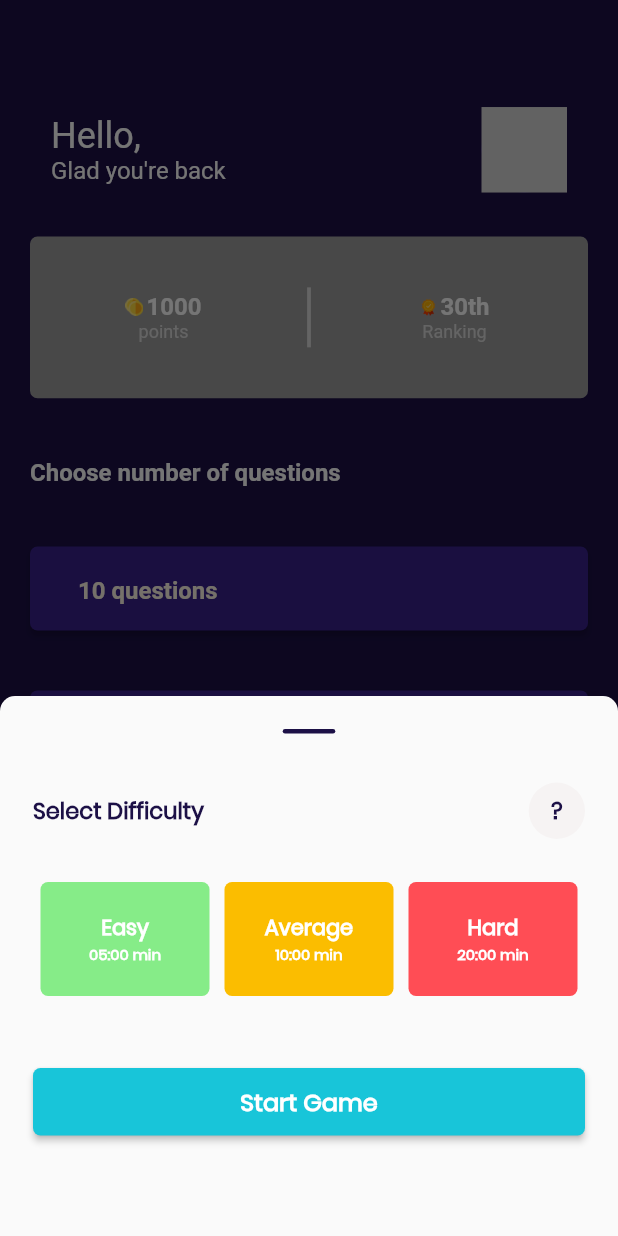
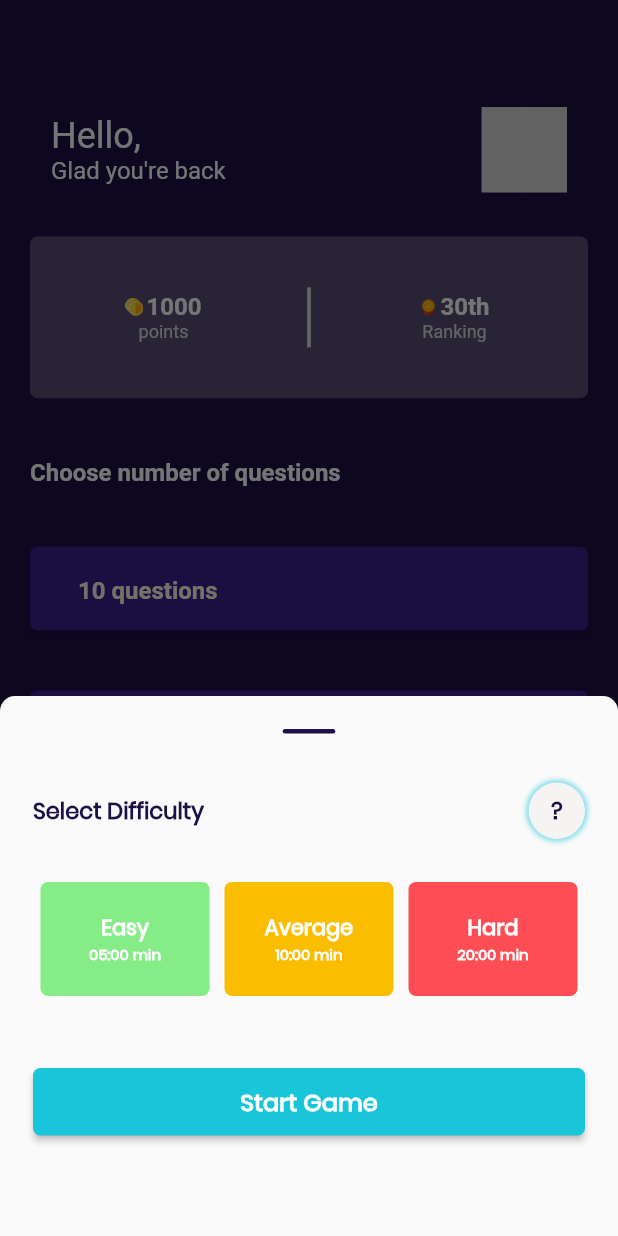
Before and after one commit to hngi/mobileforce-QuickThink, a Flutter app: the DashBoard screen opened directly with empty values, after a tap on an icon or button, on a phone screen of 412 x 824 dp. Run offline on Flutter 3.47's test engine with Material 2 defaults, Android fonts, the phone set to English and light mode, and no system bars; our stand-ins replace flutter_icons, flutter_spinkit, flutter_svg, google_fonts, hexcolor, image_picker and 2 more; accounts and stored records are empty.

Commit message:
Theming across all screens complete #88

```diff
--- a/quick_think/lib/main.dart
+++ b/quick_think/lib/main.dart
@@ -1,4 +1,5 @@
 import 'package:flutter/material.dart';
+import 'package:quickthink/screens/help.dart';
 import 'screens/splashpage.dart';
 import 'screens/onboarding_screens/first_onboard_screen.dart';
 import 'package:shared_preferences/shared_preferences.dart';
@@ -36,7 +37,7 @@ class _MyAppState extends State<MyApp> {
   Widget build(BuildContext context) {
     return MaterialApp(
       debugShowCheckedModeBanner: false,
-      title: 'Flutter Demo',
+      title: 'QuickThink',
       theme: ThemeData(
         primaryColor: Color(0xFF1C1046),
         visualDensity: VisualDensity.adaptivePlatformDensity,
--- a/quick_think/lib/screens/dashboard.dart
+++ b/quick_think/lib/screens/dashboard.dart
@@ -1,6 +1,8 @@
 import 'package:flutter/material.dart';
 import 'package:flutter_svg/svg.dart';
 import 'package:google_fonts/google_fonts.dart';
+import 'package:hexcolor/hexcolor.dart';
+import 'package:quickthink/theme/theme.dart';
 import 'package:quickthink/views/question_view.dart';
 
 class DashBoard extends StatefulWidget {
@@ -16,6 +18,7 @@ class DashBoard extends StatefulWidget {
 class _DashBoardState extends State<DashBoard> {
   int numberOfQuestions;
   String option = "easy";
+  bool light = CustomTheme.light;
 
   showDifficultyBottomSheet(BuildContext context) {
     var radius = Radius.circular(10);
@@ -38,7 +41,7 @@ class _DashBoardState extends State<DashBoard> {
                   Text(
                     "Select Difficulty",
                     style: GoogleFonts.poppins(
-                      color: Color(0xff1C1046),
+                      color: light ? Color(0xff1C1046) : Colors.white,
                       fontSize: 15,
                       fontWeight: FontWeight.w600,
                     ),
@@ -47,7 +50,16 @@ class _DashBoardState extends State<DashBoard> {
                   Container(
                     padding: EdgeInsets.all(15),
                     decoration: BoxDecoration(
-                        color: Color(0xffF6F3F3), shape: BoxShape.circle),
+                        color: Color(0xffF6F3F3),
+                        shape: BoxShape.circle,
+                      boxShadow: [
+                        BoxShadow(
+                          color: Color(0xFF18C5D9).withOpacity(0.5),
+                          spreadRadius: 2,
+                          blurRadius: 2,
+                        ),
+                      ],
+                    ),
                     child: Text(
                       "?",
                       style: GoogleFonts.poppins(
@@ -110,7 +122,7 @@ class _DashBoardState extends State<DashBoard> {
       width: 35,
       decoration: BoxDecoration(
         borderRadius: BorderRadius.circular(60),
-        color: Color(0xff1C1046),
+        color: light ? Color(0xff1C1046) : Colors.white,
       ),
     );
   }
@@ -172,8 +184,19 @@ class _DashBoardState extends State<DashBoard> {
   @override
   Widget build(BuildContext context) {
      return Scaffold(
-      backgroundColor: Color(0xff1c1046),
-      floatingActionButton: FloatingActionButton(
+      backgroundColor: light ? Color(0xff1c1046) : Hexcolor('#000000'),
+      floatingActionButton: Container(
+        decoration: BoxDecoration(
+          shape: BoxShape.circle,
+          boxShadow: [
+            BoxShadow(
+              color: Color(0xFF18C5D9).withOpacity(0.5),
+              spreadRadius: 3,
+              blurRadius: 3,
+            ),
+          ],
+        ),
+        child: FloatingActionButton(
           backgroundColor: Color(0xff18C5D9),
           onPressed: () {
             showDifficultyBottomSheet(context);
@@ -181,6 +204,7 @@ class _DashBoardState extends State<DashBoard> {
           child: Text(
             "?",
             style: TextStyle(fontSize: 24.0, fontWeight: FontWeight.w600),
+          ),
         ),
       ),
       body: Container(
@@ -234,7 +258,7 @@ class _DashBoardState extends State<DashBoard> {
                 flex: 1,
                 child: Container(
                   decoration: BoxDecoration(
-                    color: Colors.grey,
+                    color: light ? Hexcolor('#574E76') : Hexcolor('#2B2B2B'),
                     borderRadius: BorderRadius.circular(5.0),
                   ),
                   child: Row(
@@ -329,30 +353,35 @@ class _DashBoardState extends State<DashBoard> {
                       onPressed: () {
                         setState(() => numberOfQuestions = 10);
                       },
+                      light: light,
                     ),
                     QuestionSelectionCard(
                       questionNum: 20,
                       onPressed: () {
                         setState(() => numberOfQuestions = 20);
                       },
+                      light: light,
                     ),
                     QuestionSelectionCard(
                       questionNum: 30,
                       onPressed: () {
                         setState(() => numberOfQuestions = 30);
                       },
+                      light: light,
                     ),
                     QuestionSelectionCard(
                       questionNum: 40,
                       onPressed: () {
                         setState(() => numberOfQuestions = 40);
                       },
+                      light: light,
                     ),
                     QuestionSelectionCard(
                       questionNum: 50,
                       onPressed: () {
                         setState(() => numberOfQuestions = 50);
                       },
+                      light: light,
                     )
                   ],
                 ),
@@ -368,14 +397,15 @@ class _DashBoardState extends State<DashBoard> {
 class QuestionSelectionCard extends StatelessWidget {
   final questionNum;
   final onPressed;
+  final light;
 
-  QuestionSelectionCard({@required this.questionNum, this.onPressed});
+  QuestionSelectionCard({@required this.questionNum, this.onPressed,this.light});
 
   @override
   Widget build(BuildContext context) {
     return RaisedButton(
       shape: RoundedRectangleBorder(borderRadius: BorderRadius.circular(5.0)),
-      color: Color(0xff38208c),
+      color: light ? Color(0xff38208c) : Hexcolor('#4C4C4C'),
       padding: EdgeInsets.fromLTRB(32, 20, 0, 17),
       child: Align(
           alignment: Alignment.centerLeft,
--- a/quick_think/lib/theme/theme.dart
+++ b/quick_think/lib/theme/theme.dart
@@ -51,6 +51,7 @@ final themeDark = ThemeData(
   selectedRowColor: greenColor,
   primaryColor: primaryColorDark,
   backgroundColor: primaryColorDark,
+  dialogBackgroundColor: Hexcolor('#171717'),
   visualDensity: VisualDensity.adaptivePlatformDensity,
   brightness: Brightness.dark,
   fontFamily: 'Poppins'
@@ -58,7 +59,7 @@ final themeDark = ThemeData(
 );
 
 class CustomTheme with ChangeNotifier {
-  bool light = true;
+  static bool light = true;
 
   ThemeMode currentTheme() {
     return light ? ThemeMode.light : ThemeMode.dark;
```
Also changed, not shown: quick_think/lib/screens/help.dart (+18 -6 lines), quick_think/assets/images/medal.png (added). Lines whose indentation alone changed are shown as unchanged.
